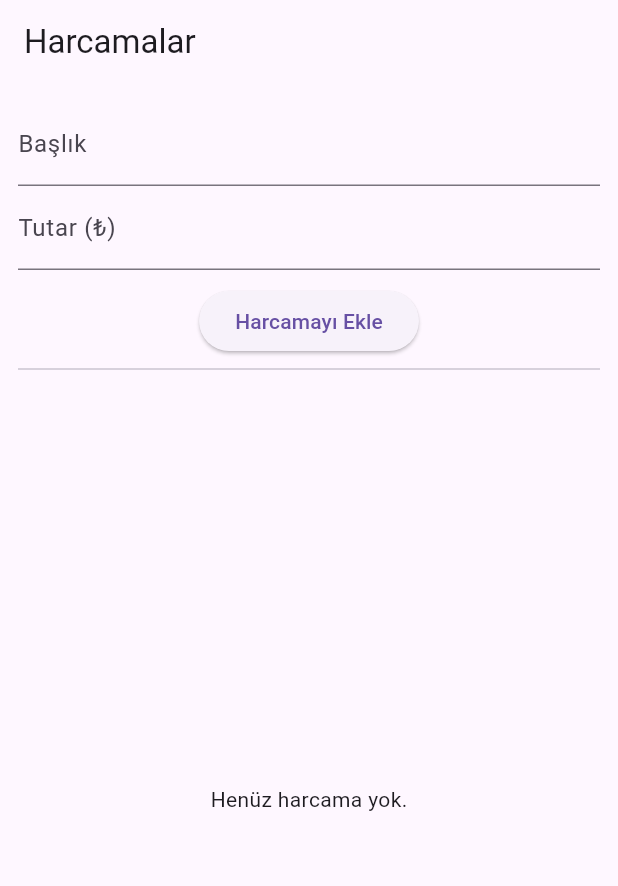
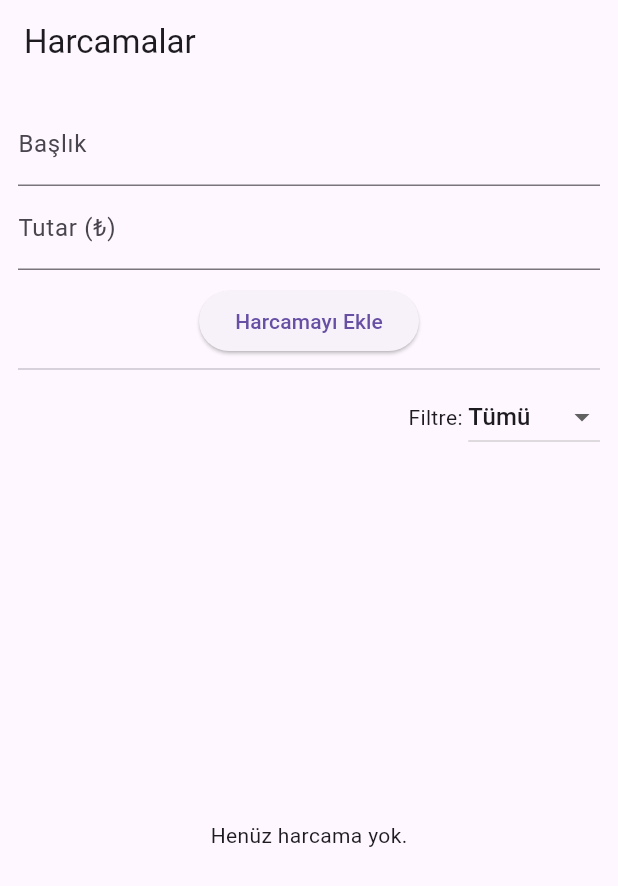
Before and after one commit to Hll-ibrahim/payment_track, a Flutter app: the screen it shows after launch, on a phone screen of 412 x 824 dp. Shown: the top 886 px of the screen. Run offline on Flutter 3.47's test engine with Material 3 defaults, Android fonts, the light colour scheme and no system bars; our stand-ins replace cloud_firestore, firebase_core; accounts and stored records are empty.

Commit message:
filters is updated

```diff
--- a/lib/main.dart
+++ b/lib/main.dart
@@ -19,6 +19,8 @@
   }
 }
 
+enum DateFilter { all, today, thisWeek, thisMonth }
+
 class ExpenseScreen extends StatefulWidget {
   @override
   _ExpenseScreenState createState() => _ExpenseScreenState();
@@ -27,6 +29,8 @@
 class _ExpenseScreenState extends State<ExpenseScreen> {
   final TextEditingController _titleController = TextEditingController();
   final TextEditingController _amountController = TextEditingController();
+
+  DateFilter _selectedFilter = DateFilter.all;
 
   Future<void> _addExpense() async {
     String title = _titleController.text.trim();
@@ -47,7 +51,7 @@
     _amountController.clear();
   }
 
-  Future<void> _deleteExpense(String docId,String title) async {
+  Future<void> _deleteExpense(String docId, String title) async {
     bool? shouldDelete = await showDialog(
       context: context,
       builder: (context) => AlertDialog(
@@ -69,6 +73,38 @@
     if (shouldDelete == true) {
       await FirebaseFirestore.instance.collection('expenses').doc(docId).delete();
     }
+  }
+
+  bool _isInSelectedDateRange(DateTime date) {
+    final now = DateTime.now();
+    switch (_selectedFilter) {
+      case DateFilter.today:
+        return date.year == now.year && date.month == now.month && date.day == now.day;
+      case DateFilter.thisWeek:
+        final startOfWeek = DateTime(now.year, now.month, now.day).subtract(Duration(days: now.weekday - 1));
+        final endOfWeek = startOfWeek.add(Duration(days: 6, hours: 23, minutes: 59, seconds: 59));
+        return date.isAfter(startOfWeek.subtract(Duration(seconds: 1))) && date.isBefore(endOfWeek);
+      case DateFilter.thisMonth:
+        return date.year == now.year && date.month == now.month;
+      case DateFilter.all:
+      default:
+        return true;
+    }
+  }
+
+  double _calculateTotal(List<QueryDocumentSnapshot> docs) {
+    double total = 0.0;
+    for (var doc in docs) {
+      final data = doc.data() as Map<String, dynamic>;
+      final timestamp = data['timestamp'];
+      final date = DateTime.tryParse(timestamp.toString());
+      if (date == null) continue;
+      if (_isInSelectedDateRange(date)) {
+        final amount = data['amount'] ?? 0.0;
+        if (amount is num) total += amount.toDouble();
+      }
+    }
+    return total;
   }
 
   @override
@@ -94,6 +130,29 @@
               child: Text('Harcamayı Ekle'),
             ),
             Divider(),
+
+            // Dropdown filtre
+            Row(
+              mainAxisAlignment: MainAxisAlignment.end,
+              children: [
+                Text("Filtre: "),
+                DropdownButton<DateFilter>(
+                  value: _selectedFilter,
+                  onChanged: (newValue) {
+                    setState(() {
+                      _selectedFilter = newValue!;
+                    });
+                  },
+                  items: [
+                    DropdownMenuItem(value: DateFilter.all, child: Text('Tümü')),
+                    DropdownMenuItem(value: DateFilter.today, child: Text('Bugün')),
+                    DropdownMenuItem(value: DateFilter.thisWeek, child: Text('Bu Hafta')),
+                    DropdownMenuItem(value: DateFilter.thisMonth, child: Text('Bu Ay')),
+                  ],
+                ),
+              ],
+            ),
+
             Expanded(
               child: StreamBuilder<QuerySnapshot>(
                 stream: FirebaseFirestore.instance
@@ -108,8 +167,35 @@
                     return Center(child: Text("Henüz harcama yok."));
                   }
 
-                  return ListView(
-                    children: snapshot.data!.docs.map((doc) {
+                  final docs = snapshot.data!.docs;
+
+                  // Tarihe göre filtrele
+                  final filteredDocs = docs.where((doc) {
+                    final data = doc.data() as Map<String, dynamic>;
+                    final timestamp = data['timestamp'];
+                    final date = DateTime.tryParse(timestamp.toString());
+                    if (date == null) return false;
+                    return _isInSelectedDateRange(date);
+                  }).toList();
+
+                  final total = _calculateTotal(docs);
+
+                  if (filteredDocs.isEmpty) {
+                    return Center(child: Text("Seçilen aralıkta harcama yok."));
+                  }
+
+                  return Column(
+                    children: [
+                      Padding(
+                        padding: const EdgeInsets.symmetric(vertical: 8),
+                        child: Text(
+                          "Toplam: ${total.toStringAsFixed(2)} ₺",
+                          style: TextStyle(fontSize: 18, fontWeight: FontWeight.bold),
+                        ),
+                      ),
+                      Expanded(
+                        child: ListView(
+                          children: filteredDocs.map((doc) {
                             final data = doc.data() as Map<String, dynamic>;
                             final docId = doc.id;
                             return ListTile(
@@ -118,10 +204,13 @@
                               trailing: IconButton(
                                 icon: Icon(Icons.delete_outline),
                                 color: Colors.grey[700],
-                          onPressed: () => _deleteExpense(docId,data['title']),
+                                onPressed: () => _deleteExpense(docId, data['title']),
                               ),
                             );
                           }).toList(),
+                        ),
+                      ),
+                    ],
                   );
                 },
               ),
```
Lines whose indentation alone changed are shown as unchanged.
